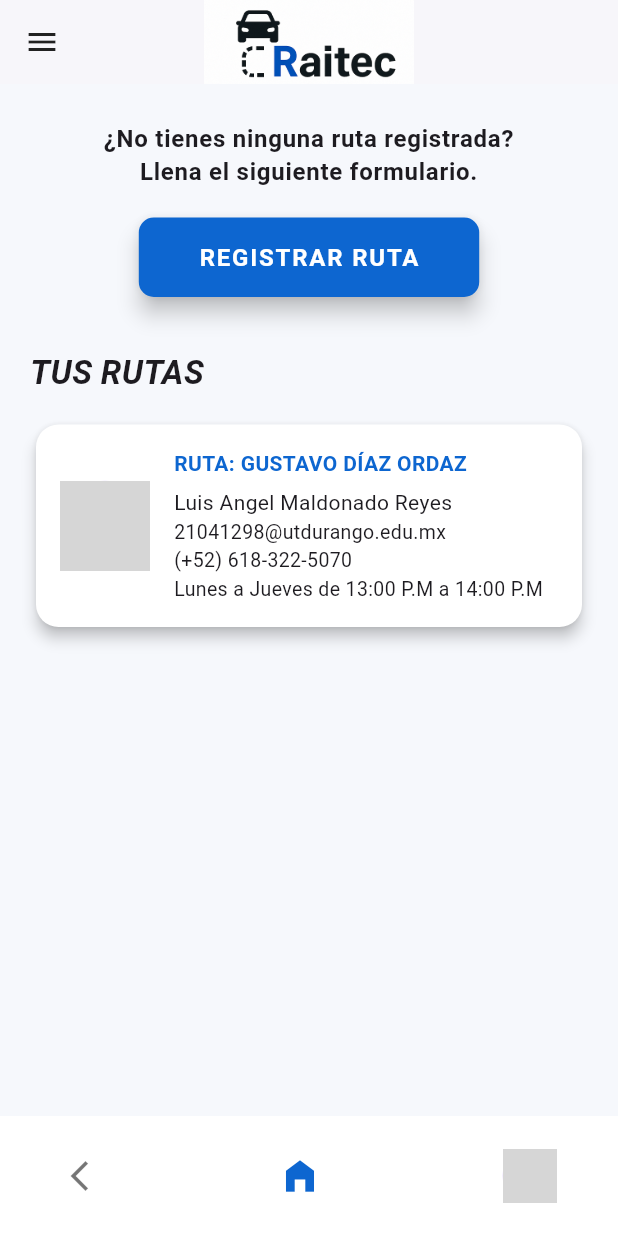
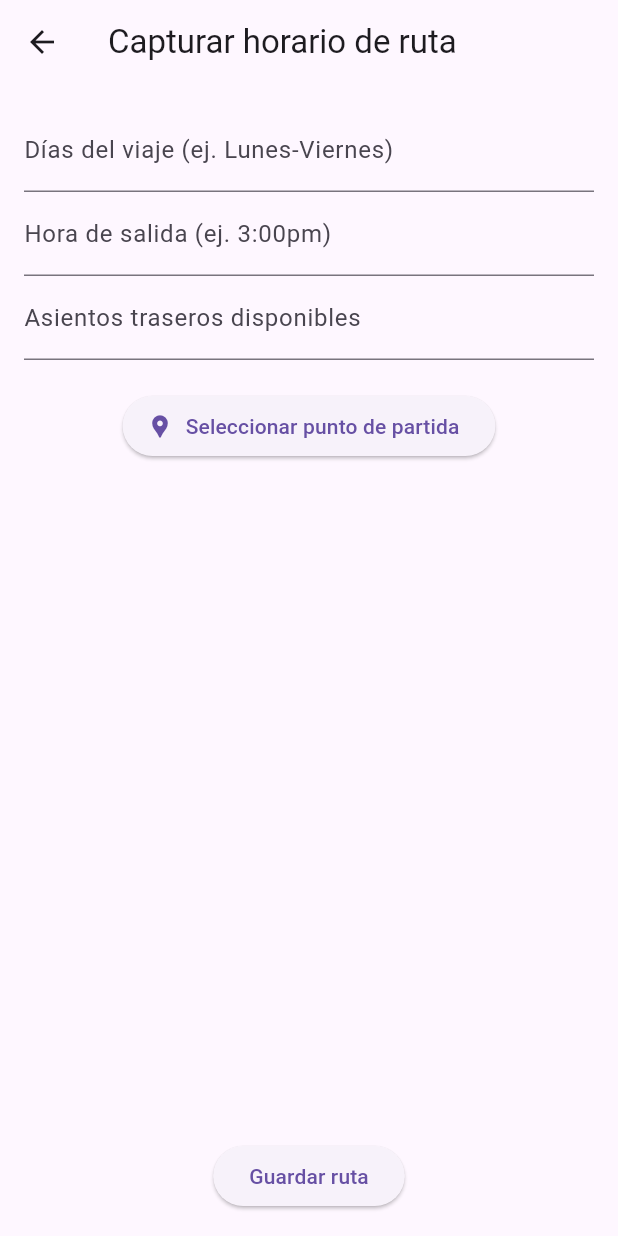
Before and after one commit to Git-Nef/raitec, a Flutter app: the MisRutas screen opened directly, after a tap on "REGISTRAR RUTA", on a phone screen of 412 x 824 dp. Run offline on Flutter 3.47's test engine with Material 3 defaults, Android fonts, the phone set to English and light mode, and no system bars; our stand-ins replace cloud_firestore, firebase_core, firebase_storage, flutter_local_notifications, geolocator, google_maps_flutter and 2 more; missing offline and left inert: flutter_polyline_points; accounts and stored records are empty; grey boxes are pictures that could not be loaded.

Commit message:
guardar rutas creadas

```diff
--- /dev/null
+++ b/lib/pages/capturaHr.dart
@@ -0,0 +1,131 @@
+import 'package:cloud_firestore/cloud_firestore.dart';
+import 'package:flutter/material.dart';
+import 'package:google_maps_flutter/google_maps_flutter.dart';
+import 'package:raitec/pages/seleccionarUbicacion.dart';
+import 'package:raitec/pages/sesion.dart';
+
+class CapturarHorarioRuta extends StatefulWidget {
+  const CapturarHorarioRuta({super.key});
+
+  @override
+  State<CapturarHorarioRuta> createState() => _CapturarHorarioRutaState();
+}
+
+class _CapturarHorarioRutaState extends State<CapturarHorarioRuta> {
+  final _formKey = GlobalKey<FormState>();
+  final TextEditingController _horaController = TextEditingController();
+  final TextEditingController _diasController = TextEditingController();
+  final TextEditingController _asientosController = TextEditingController();
+
+  LatLng? origenSeleccionado;
+  final LatLng destinoFijo = const LatLng(24.03265897848829, -104.64678790491564);
+
+  void _seleccionarUbicacion() async {
+    final resultado = await Navigator.push(
+      context,
+      MaterialPageRoute(builder: (context) => const SeleccionarUbicacion()),
+    );
+
+    if (resultado != null && resultado is LatLng) {
+      setState(() {
+        origenSeleccionado = resultado;
+      });
+    }
+  }
+
+  Future<void> _guardarRuta() async {
+    final clave = SessionManager().numControl;
+
+    if (!_formKey.currentState!.validate() || origenSeleccionado == null || clave == null || clave.isEmpty) {
+      ScaffoldMessenger.of(context).showSnackBar(
+        const SnackBar(content: Text('Por favor completa todos los campos y selecciona una ubicación')),
+      );
+      return;
+    }
+
+    final docRef = FirebaseFirestore.instance
+        .collection('usuarios')
+        .doc(clave)
+        .collection('rutas')
+        .doc('info');
+
+    try {
+      await docRef.set({
+        'horaSalida': _horaController.text,
+        'dias': _diasController.text,
+        'lugaresDisponibles': int.parse(_asientosController.text),
+        'origen': {
+          'lat': origenSeleccionado!.latitude,
+          'lng': origenSeleccionado!.longitude,
+        },
+        'destino': {
+          'lat': destinoFijo.latitude,
+          'lng': destinoFijo.longitude,
+        },
+      });
+
+      ScaffoldMessenger.of(context).showSnackBar(
+        const SnackBar(content: Text('Ruta guardada exitosamente')),
+      );
+
+      // Limpiar campos
+      _horaController.clear();
+      _diasController.clear();
+      _asientosController.clear();
+      setState(() {
+        origenSeleccionado = null;
+      });
+
+    } catch (e) {
+      ScaffoldMessenger.of(context).showSnackBar(
+        SnackBar(content: Text('Error al guardar: $e')),
+      );
+    }
+  }
+
+  @override
+  Widget build(BuildContext context) {
+    return Scaffold(
+      appBar: AppBar(title: const Text('Capturar horario de ruta')),
+      body: Padding(
+        padding: const EdgeInsets.all(16.0),
+        child: Form(
+          key: _formKey,
+          child: Column(
+            children: [
+              TextFormField(
+                controller: _diasController,
+                decoration: const InputDecoration(labelText: 'Días del viaje (ej. Lunes-Viernes)'),
+                validator: (value) => value!.isEmpty ? 'Escribe los días' : null,
+              ),
+              TextFormField(
+                controller: _horaController,
+                decoration: const InputDecoration(labelText: 'Hora de salida (ej. 3:00pm)'),
+                validator: (value) => value!.isEmpty ? 'Escribe la hora' : null,
+              ),
+              TextFormField(
+                controller: _asientosController,
+                decoration: const InputDecoration(labelText: 'Asientos traseros disponibles'),
+                keyboardType: TextInputType.number,
+                validator: (value) => value!.isEmpty ? 'Escribe los asientos' : null,
+              ),
+              const SizedBox(height: 20),
+              ElevatedButton.icon(
+                onPressed: _seleccionarUbicacion,
+                icon: const Icon(Icons.location_pin),
+                label: Text(origenSeleccionado == null
+                    ? 'Seleccionar punto de partida'
+                    : 'Ubicación seleccionada'),
+              ),
+              const Spacer(),
+              ElevatedButton(
+                onPressed: _guardarRuta,
+                child: const Text('Guardar ruta'),
+              ),
+            ],
+          ),
+        ),
+      ),
+    );
+  }
+}
--- a/lib/pages/misrutas.dart
+++ b/lib/pages/misrutas.dart
@@ -4,6 +4,8 @@ import 'package:raitec/pages/InfoVehiculo.dart';
 import 'package:raitec/pages/PrincipalUsuario.dart';
 import 'package:raitec/pages/Registro.dart';
 import 'package:raitec/pages/ISConductores.dart';
+
+import 'capturaHr.dart';
 
 class MisRutas extends StatelessWidget {
   @override
@@ -131,7 +133,13 @@ class MisRutas extends StatelessWidget {
             const SizedBox(height: 20),
             ElevatedButton(
               onPressed: () {
-                // Acción para registrar ruta
+                Navigator.pushReplacement(
+                  context,
+                  MaterialPageRoute(
+                    builder: (context) =>
+                    CapturarHorarioRuta()
+                  ),
+                );
               },
               style: ElevatedButton.styleFrom(
                 backgroundColor: const Color(0xFF0D66D0),
```
Also changed, not shown: lib/pages/seleccionarUbicacion.dart (added, +97 -0 lines).
